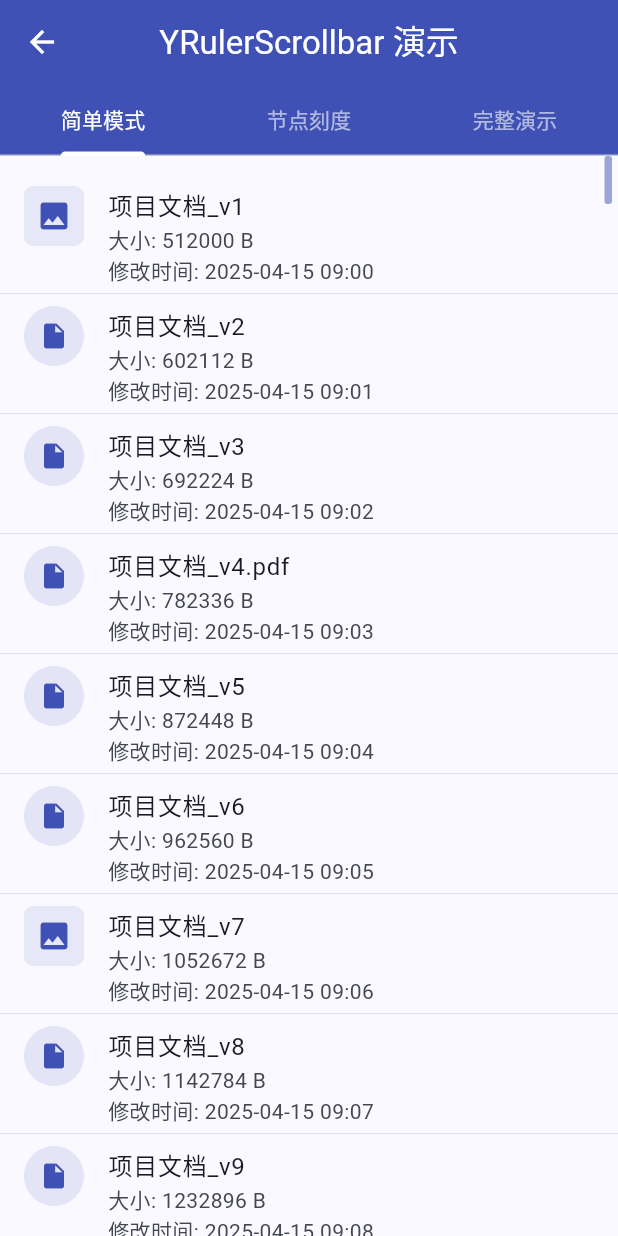
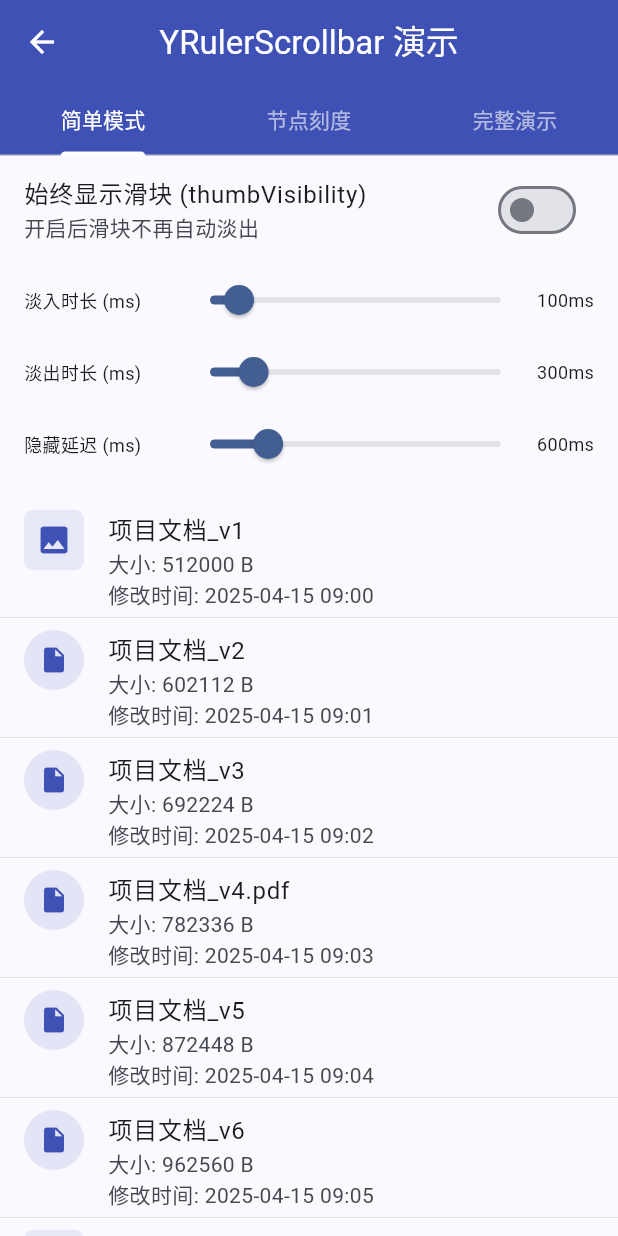
Before and after one commit to lurongshuang/yuni_file_list_view, a Flutter app: the ScrollbarDemoPage screen opened directly, on a phone screen of 412 x 824 dp. Run offline on Flutter 3.47's test engine with Material 3 defaults, Android fonts, the phone set to English and light mode, and no system bars; network calls fail.

Commit message:
拓展参数

```diff
--- a/example/lib/pages/photo_gallery_demo_page.dart
+++ b/example/lib/pages/photo_gallery_demo_page.dart
@@ -1,6 +1,7 @@
 import 'dart:ui';
 
 import 'package:flutter/material.dart';
+import 'package:flutter/services.dart';
 import 'package:yuni_file_list_view/yuni_file_list_view.dart';
 import '../models/y_file_item.dart';
 import '../widgets/y_file_list_item.dart';
@@ -256,6 +257,11 @@ class _PhotoGalleryDemoPageState extends State<PhotoGalleryDemoPage> {
         controller: scrollCtrl,
         nodes: groups,
         scrollbarMarginTop: 180,
+        onHintChanged: (node) {
+          if (node != null) {
+            HapticFeedback.lightImpact();
+          }
+        },
         // 避开顶部 SliverAppBar 悬浮区域
         // 极其舒爽的一键集成业务实体
         style: YRulerScrollbarStyle(
--- a/example/lib/pages/scrollbar_demo_page.dart
+++ b/example/lib/pages/scrollbar_demo_page.dart
@@ -1,4 +1,5 @@
 import 'package:flutter/material.dart';
+import 'package:flutter/services.dart';
 import 'package:yuni_file_list_view/yuni_file_list_view.dart';
 import '../models/y_file_item.dart';
 import '../data/demo_data.dart';
@@ -87,6 +88,11 @@ class __SimpleScrollbarDemoState extends State<_SimpleScrollbarDemo> {
     _items = DemoData.listItems;
   }
 
+  bool _thumbVisibility = false;
+  double _fadeInMs = 100;
+  double _fadeOutMs = 300;
+  double _timeToFadeMs = 600;
+
   @override
   void dispose() {
     _ctrl.dispose();
@@ -95,8 +101,29 @@ class __SimpleScrollbarDemoState extends State<_SimpleScrollbarDemo> {
 
   @override
   Widget build(BuildContext context) {
-    return YRulerScrollbar(
+    return Column(
+      children: [
+        SwitchListTile(
+          title: const Text('始终显示滑块 (thumbVisibility)'),
+          subtitle: const Text('开启后滑块不再自动淡出'),
+          value: _thumbVisibility,
+          onChanged: (v) => setState(() => _thumbVisibility = v),
+        ),
+        if (!_thumbVisibility) ...[
+          _buildSlider('淡入时长 (ms)', _fadeInMs, 0, 1000,
+              (v) => setState(() => _fadeInMs = v)),
+          _buildSlider('淡出时长 (ms)', _fadeOutMs, 0, 2000,
+              (v) => setState(() => _fadeOutMs = v)),
+          _buildSlider('隐藏延迟 (ms)', _timeToFadeMs, 0, 3000,
+              (v) => setState(() => _timeToFadeMs = v)),
+        ],
+        Expanded(
+          child: YRulerScrollbar(
             controller: _ctrl,
+            thumbVisibility: _thumbVisibility,
+            fadeInDuration: Duration(milliseconds: _fadeInMs.toInt()),
+            fadeOutDuration: Duration(milliseconds: _fadeOutMs.toInt()),
+            timeToFade: Duration(milliseconds: _timeToFadeMs.toInt()),
             style: YRulerScrollbarStyle(
                 thumbColor: Colors.indigo.withValues(alpha: 0.5),
                 thumbDraggingColor: Colors.indigo,
@@ -117,13 +144,13 @@ class __SimpleScrollbarDemoState extends State<_SimpleScrollbarDemo> {
                 return Container(
                   alignment: Alignment.center,
                   decoration: const BoxDecoration(
-              border:
-                  Border(bottom: BorderSide(color: Colors.black12, width: 0.5)),
+                    border: Border(
+                        bottom: BorderSide(color: Colors.black12, width: 0.5)),
                   ),
                   child: ListTile(
                     leading: leadingIcon(item),
-              title:
-                  Text(item.name, maxLines: 1, overflow: TextOverflow.ellipsis),
+                    title: Text(item.name,
+                        maxLines: 1, overflow: TextOverflow.ellipsis),
                     subtitle: Text(
                         '大小: ${item.fileSize ?? 0} B \n修改时间: ${item.modifiedAt?.toString().substring(0, 16) ?? ''}'),
                     isThreeLine: true,
@@ -131,6 +158,9 @@ class __SimpleScrollbarDemoState extends State<_SimpleScrollbarDemo> {
                 );
               },
             ),
+          ),
+        ),
+      ],
     );
   }
 
@@ -150,6 +180,29 @@ class __SimpleScrollbarDemoState extends State<_SimpleScrollbarDemo> {
       backgroundColor: Colors.indigo.withValues(alpha: 0.12),
       child:
           const Icon(Icons.insert_drive_file, color: Colors.indigo, size: 20),
+    );
+  }
+
+  Widget _buildSlider(String label, double value, double min, double max,
+      ValueChanged<double> onChanged) {
+    return Padding(
+      padding: const EdgeInsets.symmetric(horizontal: 16),
+      child: Row(
+        children: [
+          SizedBox(
+              width: 100,
+              child: Text(label, style: const TextStyle(fontSize: 12))),
+          Expanded(
+            child: Slider(
+              value: value,
+              min: min,
+              max: max,
+              onChanged: onChanged,
+            ),
+          ),
+          Text('${value.toInt()}ms', style: const TextStyle(fontSize: 12)),
+        ],
+      ),
     );
   }
 }
@@ -295,6 +348,13 @@ class __FullScrollbarDemoState extends State<_FullScrollbarDemo> {
         }
         return absoluteIndex / _totalItems;
       },
+      onHintChanged: (node) {
+        // 🔥 交互升级：当提示文本切换时切换触发触感反馈
+        if (node != null) {
+          HapticFeedback.lightImpact();
+          debugPrint('Scrollbar node changed to: ${node.label}');
+        }
+      },
       showHintOnDrag: true,
       hintBuilder: (context, node, offset) {
         if (node == null) return const SizedBox.shrink();
--- a/lib/src/widgets/scrollbar/y_ruler_scrollbar.dart
+++ b/lib/src/widgets/scrollbar/y_ruler_scrollbar.dart
@@ -1,3 +1,4 @@
+import 'dart:async';
 import 'package:flutter/material.dart';
 import 'package:flutter/scheduler.dart';
 import 'y_ruler_scrollbar_hint.dart';
@@ -34,6 +35,11 @@ typedef YScrollbarNodeLabelBuilder = Widget Function(
 ///     YRulerScrollbarNode(label: '头部', extentRatio: 0.0, isMajor: true),
 ///     YRulerScrollbarNode(label: '尾部', extentRatio: 1.0, isMajor: true),
 ///   ],
+///   thumbVisibility: true, // 始终显示
+///   onHintChanged: (node) {
+///     // 提示切换时触发，如调用 HapticFeedback.lightImpact()
+///     print('Hint changed to: ${node?.label}');
+///   },
 ///   child: ListView.builder(
 ///     controller: ctrl,
 ///     itemBuilder: (_, i) => ListTile(title: Text('Item $i')),
@@ -69,7 +75,8 @@ class YRulerScrollbar extends StatefulWidget {
   /// 并在此处返回：`(该数据在主列表的 Index) / (主列表总 Item 数)`。
   ///
   /// 如果此回调为 null，默认行为是**均匀分布**（即按照 node 在 `nodes` 列表中的 index 等比划分）。
-  final double Function(YRulerScrollbarNode node, int index)? extentRatioBuilder;
+  final double Function(YRulerScrollbarNode node, int index)?
+      extentRatioBuilder;
 
   /// 是否仅在拖拽时显示刻度线（即尺子本身）。如果为 true，默认情况下只显示 Thumb，
   /// 拖拽时刻度线才淡入；松手后淡出。默认 true。
@@ -91,6 +98,21 @@ class YRulerScrollbar extends StatefulWidget {
   /// 点击节点识别的对齐容差（像素），节点 Y ±[nodeTapTolerance] 范围内均视为点击节点
   final double nodeTapTolerance;
 
+  /// 是否始终显示滑块，默认 false
+  final bool thumbVisibility;
+
+  /// 滑块淡入的持续时间，默认 100ms
+  final Duration fadeInDuration;
+
+  /// 滑块淡出的持续时间，默认 300ms
+  final Duration fadeOutDuration;
+
+  /// 滑动停止后，滑块开始隐藏前的延迟等待时间，默认 600ms
+  final Duration timeToFade;
+
+  /// 提示文本切换的回调。可在此时触发震动等交互。
+  final ValueChanged<YRulerScrollbarNode?>? onHintChanged;
+
   const YRulerScrollbar({
     super.key,
     required this.child,
@@ -107,6 +129,11 @@ class YRulerScrollbar extends StatefulWidget {
     this.scrollbarMarginBottom = 0.0,
     this.tapTrackToScroll = true,
     this.nodeTapTolerance = 12.0,
+    this.thumbVisibility = false,
+    this.fadeInDuration = const Duration(milliseconds: 100),
+    this.fadeOutDuration = const Duration(milliseconds: 300),
+    this.timeToFade = const Duration(milliseconds: 1000),
+    this.onHintChanged,
   });
 
   @override
@@ -119,8 +146,15 @@ class _YRulerScrollbarState extends State<YRulerScrollbar>
 
   // 控制左侧提示的淡入淡出
   late AnimationController _hintFade;
+
+  // 控制整体滑块的淡入淡出
+  late AnimationController _thumbFade;
+
   // 控制刻度线的淡入淡出
   late AnimationController _tickFade;
+
+  // 定时隐藏滑块
+  Timer? _fadeoutTimer;
 
   double _currentOffset = 0;
   double _maxScrollExtent = 0;
@@ -147,17 +181,28 @@ class _YRulerScrollbarState extends State<YRulerScrollbar>
       duration: const Duration(milliseconds: 200),
     );
 
+    _thumbFade = AnimationController(
+      vsync: this,
+      duration: widget.fadeInDuration,
+      reverseDuration: widget.fadeOutDuration,
+      value: widget.thumbVisibility ? 1.0 : 0.0,
+    );
+
     _tickFade = AnimationController(
       vsync: this,
       duration: const Duration(milliseconds: 200),
       value: widget.showTicksOnDragOnly ? 0.0 : 1.0,
     );
 
-    // 刻度线透明度动画驱动画笔更新（但不调用 notifyListeners 避免重构，只需 repaint）
+    // 刻度线透明度动画驱动画笔更新
     _tickFade.addListener(() {
       _painter.tickOpacity = _tickFade.value;
-      // 触发重绘
-      _scrollbarKey.currentContext?.findRenderObject()?.markNeedsPaint();
+      _markNeedsPaint();
+    });
+
+    _thumbFade.addListener(() {
+      _painter.thumbOpacity = _thumbFade.value;
+      _markNeedsPaint();
     });
 
     _painter = YRulerScrollbarPainter(
@@ -168,6 +213,7 @@ class _YRulerScrollbarState extends State<YRulerScrollbar>
       nodes: widget.nodes,
       style: widget.style,
       tickOpacity: _tickFade.value,
+      thumbOpacity: _thumbFade.value,
       extentRatioBuilder: widget.extentRatioBuilder,
       hasCustomNodeLabelBuilder: widget.nodeLabelBuilder != null,
     );
@@ -195,14 +241,42 @@ class _YRulerScrollbarState extends State<YRulerScrollbar>
         _tickFade.value = 0.0;
       }
     }
+
+    if (old.thumbVisibility != widget.thumbVisibility) {
+      if (widget.thumbVisibility) {
+        _thumbFade.value = 1.0;
+        _fadeoutTimer?.cancel();
+      } else if (!_isDragging) {
+        _startFadeoutTimer();
+      }
+    }
+
+    if (old.fadeInDuration != widget.fadeInDuration) {
+      _thumbFade.duration = widget.fadeInDuration;
+    }
+    if (old.fadeOutDuration != widget.fadeOutDuration) {
+      _thumbFade.reverseDuration = widget.fadeOutDuration;
+    }
+
+    if (old.timeToFade != widget.timeToFade) {
+      if (_fadeoutTimer?.isActive ?? false) {
+        _startFadeoutTimer();
+      }
+    }
   }
 
   @override
   void dispose() {
     _painter.dispose();
     _hintFade.dispose();
+    _thumbFade.dispose();
     _tickFade.dispose();
+    _fadeoutTimer?.cancel();
     super.dispose();
+  }
+
+  void _markNeedsPaint() {
+    _scrollbarKey.currentContext?.findRenderObject()?.markNeedsPaint();
   }
 
   // ─── 滚动同步 ─────────────────────────────────────────────────────────────
@@ -225,7 +299,32 @@ class _YRulerScrollbarState extends State<YRulerScrollbar>
     _painter.maxScrollExtent = _maxScrollExtent;
     _painter.viewportExtent = _viewportExtent;
 
-    if (_isDragging) _updateHintPosition();
+    // 重要：必须在偏移量更新后触发重绘，否则滑块位置不会随滚动实时更新
+    _markNeedsPaint();
+
+    if (_isDragging) {
+      _updateHintPosition();
+    }
+  }
+
+  void _showThumb() {
+    if (widget.thumbVisibility || _isDragging || !mounted) return;
+    if (_thumbFade.status != AnimationStatus.forward &&
+        _thumbFade.value < 1.0) {
+      _thumbFade.forward();
+      // 使用 setState 确保在动画开始的首帧，整个框架层面都能感知到可见性状态的变化
+      setState(() {});
+    }
+    _startFadeoutTimer();
+  }
+
+  void _startFadeoutTimer() {
+    _fadeoutTimer?.cancel();
+    _fadeoutTimer = Timer(widget.timeToFade, () {
+      if (mounted && !widget.thumbVisibility && !_isDragging) {
+        _thumbFade.reverse();
+      }
+    });
   }
 
   void _syncExtents() {
@@ -274,9 +373,15 @@ class _YRulerScrollbarState extends State<YRulerScrollbar>
     final thumbTop = _maxScrollExtent > 0
         ? usable * (_currentOffset / _maxScrollExtent).clamp(0.0, 1.0)
         : 0.0;
+
+    final newNode = _findNearestNode();
+    if (newNode != _nearestNode) {
+      widget.onHintChanged?.call(newNode);
+    }
+
     setState(() {
       _hintCenterY = widget.style.padding.top + thumbTop + thumbH / 2;
-      _nearestNode = _findNearestNode();
+      _nearestNode = newNode;
     });
   }
 
@@ -284,7 +389,8 @@ class _YRulerScrollbarState extends State<YRulerScrollbar>
   double _getNodeRatio(int index) {
     if (widget.nodes.isEmpty) return 0.0;
     if (widget.extentRatioBuilder != null) {
-      return widget.extentRatioBuilder!(widget.nodes[index], index).clamp(0.0, 1.0);
+      return widget.extentRatioBuilder!(widget.nodes[index], index)
+          .clamp(0.0, 1.0);
     }
     if (widget.nodes.length > 1) {
       return (index / (widget.nodes.length - 1)).clamp(0.0, 1.0);
@@ -324,11 +430,13 @@ class _YRulerScrollbarState extends State<YRulerScrollbar>
   void _onDragStart(DragStartDetails details) {
     _isDragging = true;
     _painter.isDragging = true;
+    _fadeoutTimer?.cancel();
     // ⭐ 快照当前的 maxScrollExtent 作为拖拽期间的击结小，
     // 后续拖拽期间即使 SliverGrid 懒加载布局导致 maxScrollExtent 振荡，
     // _dyToOffset 也始终使用这个稳定的分母计算目标位置，不会陷入振荡循环。
     _dragMaxScrollExtent = _maxScrollExtent;
     _hintFade.forward();
+    _thumbFade.forward();
     if (widget.showTicksOnDragOnly) {
       _tickFade.forward();
     }
@@ -343,12 +451,10 @@ class _YRulerScrollbarState extends State<YRulerScrollbar>
   }
 
   void _onDragUpdate(DragUpdateDetails details) {
-    final box =
-        _scrollbarKey.currentContext?.findRenderObject() as RenderBox?;
+    final box = _scrollbarKey.currentContext?.findRenderObject() as RenderBox?;
     if (box == null) return;
     final local = box.globalToLocal(details.globalPosition);
-    final dy = (local.dy - widget.style.padding.top)
-        .clamp(0.0, _trackHeight);
+    final dy = (local.dy - widget.style.padding.top).clamp(0.0, _trackHeight);
     final target = _dyToOffset(dy, _trackHeight);
 
     if (widget.controller.hasClients) {
@@ -364,16 +470,17 @@ class _YRulerScrollbarState extends State<YRulerScrollbar>
     if (widget.showTicksOnDragOnly) {
       _tickFade.reverse();
     }
+    if (!widget.thumbVisibility) {
+      _startFadeoutTimer();
+    }
     setState(() {});
   }
 
   void _onTapUp(TapUpDetails details) {
-    final box =
-        _scrollbarKey.currentContext?.findRenderObject() as RenderBox?;
+    final box = _scrollbarKey.currentContext?.findRenderObject() as RenderBox?;
     if (box == null) return;
     final local = box.globalToLocal(details.globalPosition);
-    final dy = (local.dy - widget.style.padding.top)
-        .clamp(0.0, _trackHeight);
+    final dy = (local.dy - widget.style.padding.top).clamp(0.0, _trackHeight);
 
     // 如果刻度已经可见，优先检查点击节点
     // (如果设置了 showTicksOnDragOnly 且不在拖拽状态，理论上用户看不见刻度线，但为方便可能仍然响应点击。
@@ -384,8 +491,7 @@ class _YRulerScrollbarState extends State<YRulerScrollbar>
         final usable = _trackHeight - thumbH;
         final nodeOffset = _getNodeRatio(i) * _maxScrollExtent;
         final nodeY = _maxScrollExtent > 0
-            ? usable *
-                    (nodeOffset / _maxScrollExtent).clamp(0.0, 1.0) +
+            ? usable * (nodeOffset / _maxScrollExtent).clamp(0.0, 1.0) +
                 thumbH / 2
             : 0.0;
         if ((dy - nodeY).abs() <= widget.nodeTapTolerance) {
@@ -425,31 +531,24 @@ class _YRulerScrollbarState extends State<YRulerScrollbar>
             ? widget.style.majorTickLength
             : widget.style.minorTickLength)
         : 0.0;
-    final labelWidth = (hasNodes && widget.style.labelStyle != null) ? 36.0 : 0.0;
+    final labelWidth =
+        (hasNodes && widget.style.labelStyle != null) ? 36.0 : 0.0;
 
     // 如果 nodes 为空（简单模式），完全不需要预留刻度和标签的宽度
     final scrollbarWidth = widget.style.thumbWidth +
         (hasNodes ? (maxTickLen + labelWidth) : 0.0) +
         widget.style.padding.horizontal;
 
-    // 与 Flutter RawScrollbar 相同的实现方式：
-    // 用 NotificationListener 监听 ScrollMetrics 变化，接收来自 Flutter 滚动系统的
-    // 一致性快照（pixels / maxScrollExtent / viewportDimension 同帧写入），
-    // 避免 controller.addListener 中异步读取导致的三值不一致问题。
-    return NotificationListener<ScrollMetricsNotification>(
-      onNotification: (n) {
-        _updateFromMetrics(n.metrics);
-        return false; // 不消耗，让事件继续冒泡
-      },
-      child: NotificationListener<ScrollUpdateNotification>(
-        onNotification: (n) {
-          _updateFromMetrics(n.metrics);
-          return false;
-        },
-        child: Stack(
-          children: [
-            // ── 主内容 ─────────────────────────────────────────────────────────
-            widget.child,
+    return Stack(
+      children: [
+        NotificationListener<ScrollNotification>(
+          onNotification: (notification) {
+            _updateFromMetrics(notification.metrics);
+            _showThumb();
+            return false;
+          },
+          child: widget.child,
+        ),
 
         // ── Scrollbar（右侧固定列） ─────────────────────────────────────────
         Positioned(
@@ -466,7 +565,6 @@ class _YRulerScrollbarState extends State<YRulerScrollbar>
             onTapUp: _onTapUp,
             child: LayoutBuilder(
               builder: (context, constraints) {
-                // 延迟同步 viewport 尺寸
                 SchedulerBinding.instance.addPostFrameCallback((_) {
                   if (mounted) _syncExtents();
                 });
@@ -474,7 +572,8 @@ class _YRulerScrollbarState extends State<YRulerScrollbar>
                 final trackHeight = constraints.maxHeight;
                 final thumbH = _calcThumbHeight(trackHeight);
                 final usable = trackHeight - thumbH;
-                final bool showLabels = widget.nodeLabelBuilder != null && widget.nodes.isNotEmpty;
+                final bool showLabels =
+                    widget.nodeLabelBuilder != null && widget.nodes.isNotEmpty;
                 final trackRightPadding = widget.style.padding.right;
 
                 final paintWidget = RepaintBoundary(
@@ -498,19 +597,24 @@ class _YRulerScrollbarState extends State<YRulerScrollbar>
                         if (tickOpacity > 0)
                           ...List.generate(widget.nodes.length, (i) {
                             final node = widget.nodes[i];
-                            final nodeOffset = _getNodeRatio(i) * _maxScrollExtent;
+                            final nodeOffset =
+                                _getNodeRatio(i) * _maxScrollExtent;
                             final nodeY = _maxScrollExtent > 0
-                                ? usable * (nodeOffset / _maxScrollExtent).clamp(0.0, 1.0) + thumbH / 2
+                                ? usable *
+                                        (nodeOffset / _maxScrollExtent)
+                                            .clamp(0.0, 1.0) +
+                                    thumbH / 2
                                 : 0.0;
 
                             return Positioned(
                               right: maxTickLen + trackRightPadding + 4,
-                              top: nodeY - 100, // 设定很大一块空间来使用 Center 对齐
+                              top: nodeY - 100,
                               height: 200,
                               child: Opacity(
                                 opacity: tickOpacity,
                                 child: Center(
-                                  child: widget.nodeLabelBuilder!(context, node, i),
+                                  child: widget.nodeLabelBuilder!(
+                                      context, node, i),
                                 ),
                               ),
                             );
@@ -533,7 +637,7 @@ class _YRulerScrollbarState extends State<YRulerScrollbar>
                 right: widget.scrollbarMarginEnd + scrollbarWidth + 4,
                 top: widget.scrollbarMarginTop,
                 bottom: widget.scrollbarMarginBottom,
-                child: IgnorePointer( // 防止阻挡滑动手势
+                child: IgnorePointer(
                   child: FadeTransition(
                     opacity: _hintFade,
                     child: Align(
@@ -552,9 +656,7 @@ class _YRulerScrollbarState extends State<YRulerScrollbar>
             },
             child: _buildHint(),
           ),
-        ],
-        ),
-      ),
+      ],
     );
   }
 
```
Also changed, not shown: lib/src/widgets/scrollbar/y_ruler_scrollbar_painter.dart (+21 -6 lines), example/pubspec.lock, 2 other files. Lines whose indentation alone changed are shown as unchanged.
